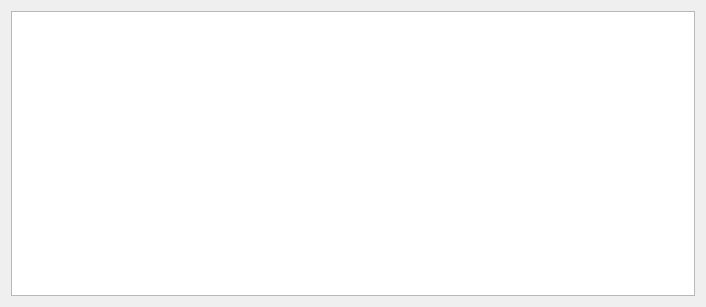
The window that src/libs/qtwidgets/peakmethodform.ui (qtplatz/qtplatz) describes before a commit, drawn with Qt 5.
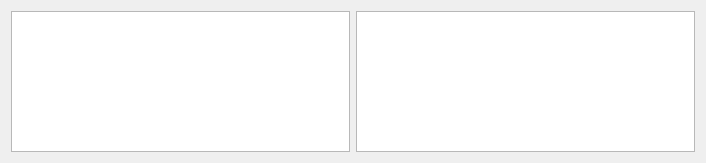
The same window after the commit.

Commit message: pharmacopoeia edit enum implemented in peakmethoddelegate class

What changed in the file:
```diff
--- a/src/libs/qtwidgets/peakmethodform.ui
+++ b/src/libs/qtwidgets/peakmethodform.ui
@@ -7,7 +7,7 @@
     <x>0</x>
     <y>0</y>
     <width>706</width>
-    <height>307</height>
+    <height>163</height>
    </rect>
   </property>
   <property name="windowTitle">
@@ -19,6 +19,9 @@
      <item>
       <widget class="QTreeView" name="treeView"/>
      </item>
+     <item>
+      <widget class="QTableWidget" name="tableWidget"/>
+     </item>
     </layout>
    </item>
   </layout>
```
The commit also changes 8 other files.
